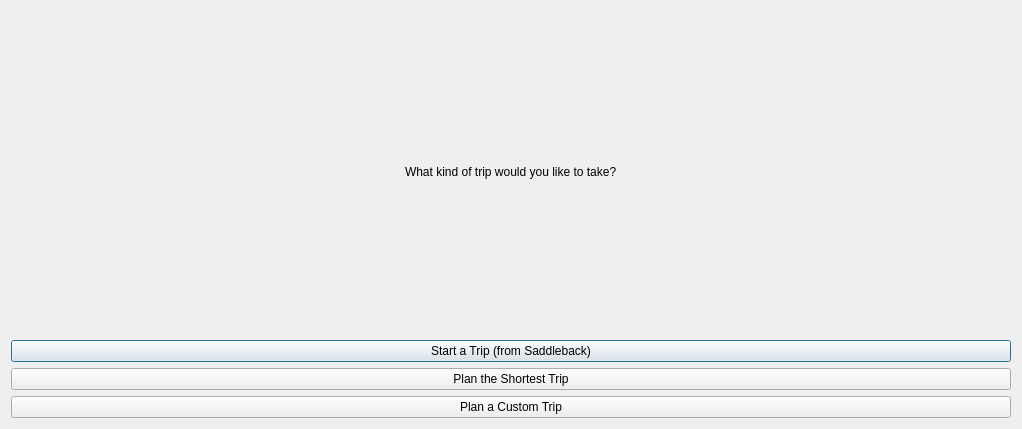
Ling2251/CS1D-College-Tour, file plantripwindow.ui: the form before one commit.
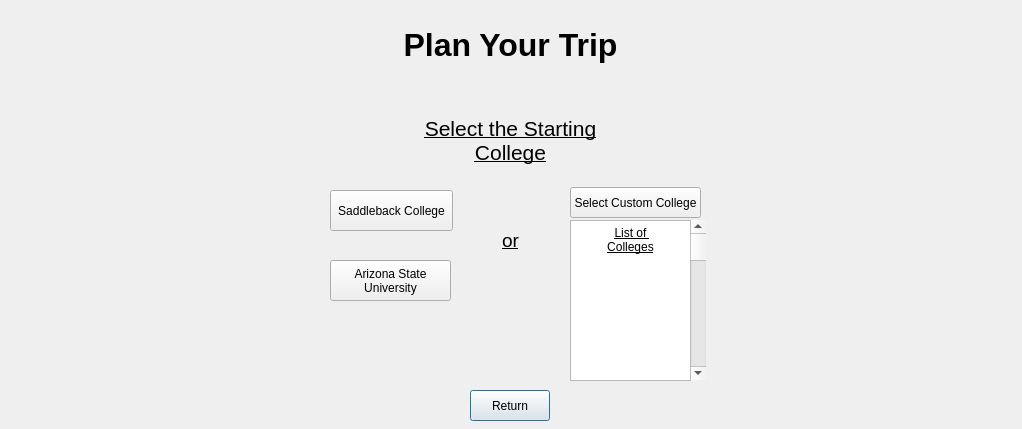
The form after the commit.

Diff of the .ui file:
```diff
--- a/plantripwindow.ui
+++ b/plantripwindow.ui
@@ -13,48 +13,138 @@
   <property name="windowTitle">
    <string>Dialog</string>
   </property>
-  <layout class="QGridLayout" name="gridLayout_2">
-   <item row="0" column="0">
-    <layout class="QGridLayout" name="gridLayout">
-     <item row="0" column="0" alignment="Qt::AlignHCenter|Qt::AlignVCenter">
-      <widget class="QLabel" name="label">
-       <property name="styleSheet">
-        <string notr="true">font: 75 20pt &quot;MS Shell Dlg 2&quot;;
+  <widget class="QLabel" name="label_2">
+   <property name="geometry">
+    <rect>
+     <x>420</x>
+     <y>110</y>
+     <width>181</width>
+     <height>61</height>
+    </rect>
+   </property>
+   <property name="text">
+    <string>&lt;html&gt;&lt;head/&gt;&lt;body&gt;&lt;p align=&quot;center&quot;&gt;&lt;span style=&quot; font-size:16pt; text-decoration: underline;&quot;&gt;Select the Starting&lt;br/&gt;College&lt;/span&gt;&lt;/p&gt;&lt;/body&gt;&lt;/html&gt;</string>
+   </property>
+  </widget>
+  <widget class="QLabel" name="label_3">
+   <property name="geometry">
+    <rect>
+     <x>490</x>
+     <y>220</y>
+     <width>41</width>
+     <height>41</height>
+    </rect>
+   </property>
+   <property name="text">
+    <string>&lt;html&gt;&lt;head/&gt;&lt;body&gt;&lt;p align=&quot;center&quot;&gt;&lt;span style=&quot; font-size:14pt; text-decoration: underline;&quot;&gt;or&lt;/span&gt;&lt;/p&gt;&lt;/body&gt;&lt;/html&gt;</string>
+   </property>
+  </widget>
+  <widget class="QPushButton" name="plantrip_ReturnButton">
+   <property name="geometry">
+    <rect>
+     <x>470</x>
+     <y>390</y>
+     <width>80</width>
+     <height>31</height>
+    </rect>
+   </property>
+   <property name="text">
+    <string>Return</string>
+   </property>
+  </widget>
+  <widget class="QTableWidget" name="tableWidget">
+   <property name="geometry">
+    <rect>
+     <x>570</x>
+     <y>220</y>
+     <width>121</width>
+     <height>161</height>
+    </rect>
+   </property>
+  </widget>
+  <widget class="QScrollBar" name="verticalScrollBar">
+   <property name="geometry">
+    <rect>
+     <x>690</x>
+     <y>220</y>
+     <width>16</width>
+     <height>160</height>
+    </rect>
+   </property>
+   <property name="orientation">
+    <enum>Qt::Vertical</enum>
+   </property>
+  </widget>
+  <widget class="QLabel" name="label_4">
+   <property name="geometry">
+    <rect>
+     <x>600</x>
+     <y>210</y>
+     <width>61</width>
+     <height>61</height>
+    </rect>
+   </property>
+   <property name="text">
+    <string>&lt;html&gt;&lt;head/&gt;&lt;body&gt;&lt;p align=&quot;center&quot;&gt;&lt;span style=&quot; text-decoration: underline;&quot;&gt;List of &lt;br/&gt;Colleges&lt;/span&gt;&lt;/p&gt;&lt;/body&gt;&lt;/html&gt;</string>
+   </property>
+  </widget>
+  <widget class="QLabel" name="label">
+   <property name="geometry">
+    <rect>
+     <x>330</x>
+     <y>0</y>
+     <width>361</width>
+     <height>91</height>
+    </rect>
+   </property>
+   <property name="styleSheet">
+    <string notr="true">font: 75 20pt &quot;MS Shell Dlg 2&quot;;
 color: rgb(0, 0, 0)</string>
-       </property>
-       <property name="text">
-        <string>What kind of trip would you like to take?</string>
-       </property>
-      </widget>
-     </item>
-     <item row="1" column="0">
-      <layout class="QVBoxLayout" name="verticalLayout">
-       <item>
-        <widget class="QPushButton" name="startTrip">
-         <property name="text">
-          <string>Start a Trip (from Saddleback)</string>
-         </property>
-        </widget>
-       </item>
-       <item>
-        <widget class="QPushButton" name="planShortTrip">
-         <property name="text">
-          <string>Plan the Shortest Trip</string>
-         </property>
-        </widget>
-       </item>
-       <item>
-        <widget class="QPushButton" name="planCustomTrip">
-         <property name="text">
-          <string>Plan a Custom Trip</string>
-         </property>
-        </widget>
-       </item>
-      </layout>
-     </item>
-    </layout>
-   </item>
-  </layout>
+   </property>
+   <property name="text">
+    <string>&lt;html&gt;&lt;head/&gt;&lt;body&gt;&lt;p align=&quot;center&quot;&gt;&lt;span style=&quot; font-size:24pt; font-weight:700;&quot;&gt;Plan Your Trip&lt;/span&gt;&lt;/p&gt;&lt;/body&gt;&lt;/html&gt;</string>
+   </property>
+  </widget>
+  <widget class="QPushButton" name="plantrip_CustomCollegeButton">
+   <property name="geometry">
+    <rect>
+     <x>570</x>
+     <y>187</y>
+     <width>131</width>
+     <height>31</height>
+    </rect>
+   </property>
+   <property name="text">
+    <string>Select Custom College</string>
+   </property>
+  </widget>
+  <widget class="QPushButton" name="plantrip_SaddlebackButton">
+   <property name="geometry">
+    <rect>
+     <x>330</x>
+     <y>190</y>
+     <width>123</width>
+     <height>41</height>
+    </rect>
+   </property>
+   <property name="text">
+    <string>Saddleback College</string>
+   </property>
+  </widget>
+  <widget class="QPushButton" name="plantrip_ArizonaStateButton">
+   <property name="geometry">
+    <rect>
+     <x>330</x>
+     <y>260</y>
+     <width>121</width>
+     <height>41</height>
+    </rect>
+   </property>
+   <property name="text">
+    <string>Arizona State
+University</string>
+   </property>
+  </widget>
  </widget>
  <resources/>
  <connections/>
```
